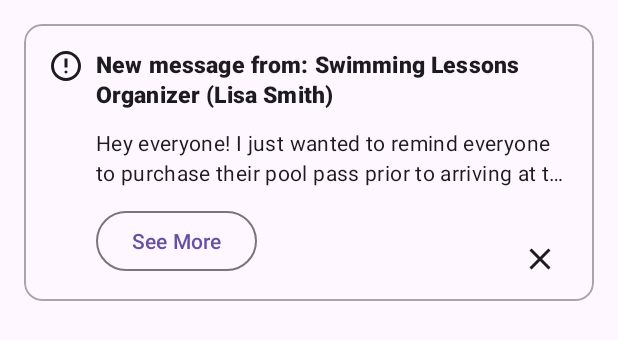
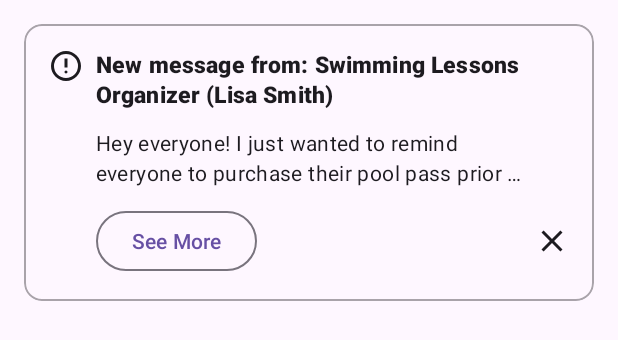
Before and after one commit to Matrix-F25/matrix-events, an Android app: the layout fragment_notification_message.xml on its own in the app's theme, with its tools: preview values and no code run, on a phone screen of 412 x 824 dp. Shown: the top 340 px of the screen. Run offline under Robolectric (Android 15) with nearby library versions, the phone set to English and light mode, and no system bars.

Commit message:
Refactored notification message layout
Adjusted constraints for the title and message text to accommodate the delete button. Removed redundant margin and bias attributes from the delete button for a cleaner layout.

```diff
--- a/app/src/main/res/layout/fragment_notification_message.xml
+++ b/app/src/main/res/layout/fragment_notification_message.xml
@@ -29,13 +29,14 @@
             android:layout_width="0dp"
             android:layout_height="wrap_content"
             android:layout_marginStart="8dp"
+            android:layout_marginEnd="8dp"
             android:lineSpacingMultiplier="1.1"
             android:text="@string/message_noti_title"
             android:textAppearance="@style/TextAppearance.Material3.TitleSmall"
             android:textColor="?android:attr/textColorPrimary"
             android:textSize="15sp"
             android:textStyle="bold"
-            app:layout_constraintEnd_toEndOf="parent"
+            app:layout_constraintEnd_toStartOf="@id/button_delete"
             app:layout_constraintStart_toEndOf="@id/icon_info"
             app:layout_constraintTop_toTopOf="parent" />
 
@@ -48,7 +49,7 @@
             android:maxLines="2"
             android:text="@string/message_noti_text"
             android:textAppearance="@style/TextAppearance.Material3.BodyMedium"
-            app:layout_constraintEnd_toEndOf="parent"
+            app:layout_constraintEnd_toEndOf="@id/text_message_title"
             app:layout_constraintHorizontal_bias="0.0"
             app:layout_constraintStart_toStartOf="@id/text_message_title"
             app:layout_constraintTop_toBottomOf="@id/text_message_title" />
@@ -67,13 +68,11 @@
             android:id="@+id/button_delete"
             android:layout_width="24dp"
             android:layout_height="24dp"
-            android:layout_marginEnd="8dp"
             android:background="?attr/selectableItemBackgroundBorderless"
             android:src="@drawable/ic_notification_x"
             app:layout_constraintBottom_toBottomOf="@id/button_see_more"
             app:layout_constraintEnd_toEndOf="parent"
             app:layout_constraintTop_toTopOf="@id/button_see_more"
-            app:layout_constraintVertical_bias="1.0"
             app:tint="?android:attr/textColorPrimary" />
 
     </androidx.constraintlayout.widget.ConstraintLayout>
```
